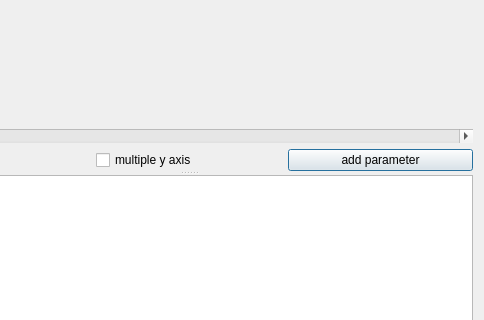
Above: Azenqos/Linechart3.ui from meritechsolutions/azenqos_qgis_plugin before the change; both pictures show x 106 to 590 and y 127 to 447 of the 590 by 541 pixel window. Below: the same form after it.
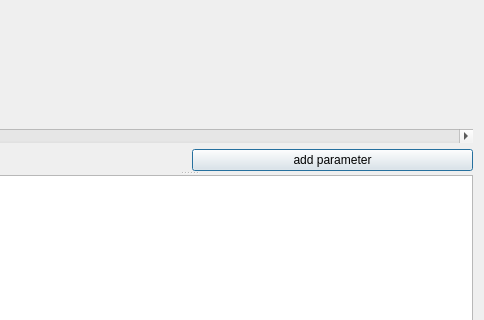
That is the form after the change.

Commit message: add multi y axis

What changed in the file:
```diff
--- a/Azenqos/Linechart3.ui
+++ b/Azenqos/Linechart3.ui
@@ -54,13 +54,6 @@
            </property>
           </widget>
          </item>
-         <item>
-          <widget class="QCheckBox" name="multiYCheck">
-           <property name="text">
-            <string>multiple y axis</string>
-           </property>
-          </widget>
-         </item>
          <item>
           <widget class="QPushButton" name="addParam">
            <property name="text">
```
The commit also changes 3 other files.
